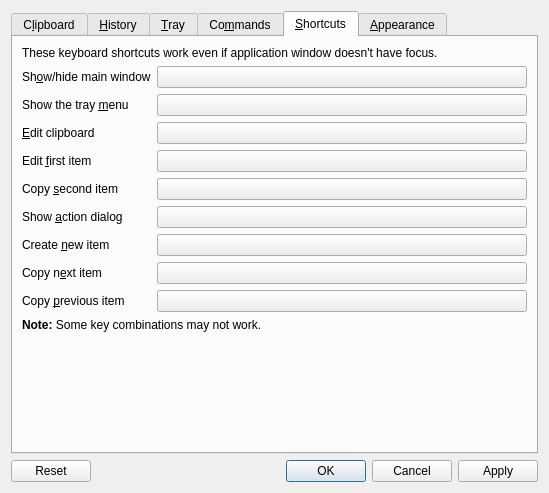
The window that src/ui/configurationmanager.ui (hluk/CopyQ) describes before a commit, drawn with Qt 5.
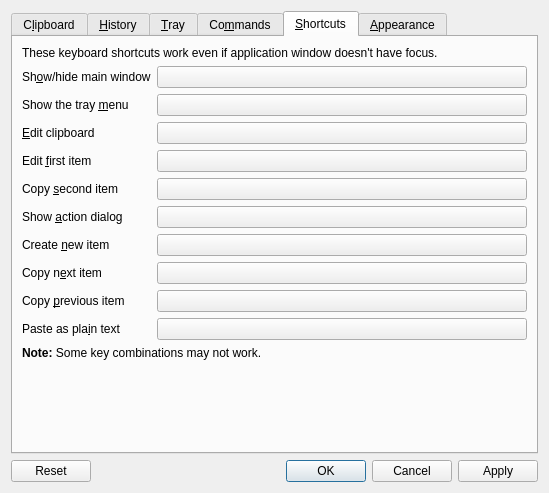
The same window after the commit. The open tabs and pages were chosen to show the change. Icons and pictures are not drawn. Custom widgets are drawn as their Qt base class.

Commit message: Global shortcut: Paste as plain text

What changed in the file:
```diff
--- a/src/ui/configurationmanager.ui
+++ b/src/ui/configurationmanager.ui
@@ -881,6 +881,23 @@
              </property>
             </widget>
            </item>
+           <item row="9" column="0">
+            <widget class="QLabel" name="label_26">
+             <property name="text">
+              <string>Paste as pla&amp;in text</string>
+             </property>
+             <property name="buddy">
+              <cstring>pushButton_10</cstring>
+             </property>
+            </widget>
+           </item>
+           <item row="9" column="1">
+            <widget class="QPushButton" name="pushButton_10">
+             <property name="text">
+              <string/>
+             </property>
+            </widget>
+           </item>
           </layout>
          </item>
          <item row="3" column="0">
```
Left out of the diff: 1 changed line with no effect on the pictures. The commit also changes 3 other files.
